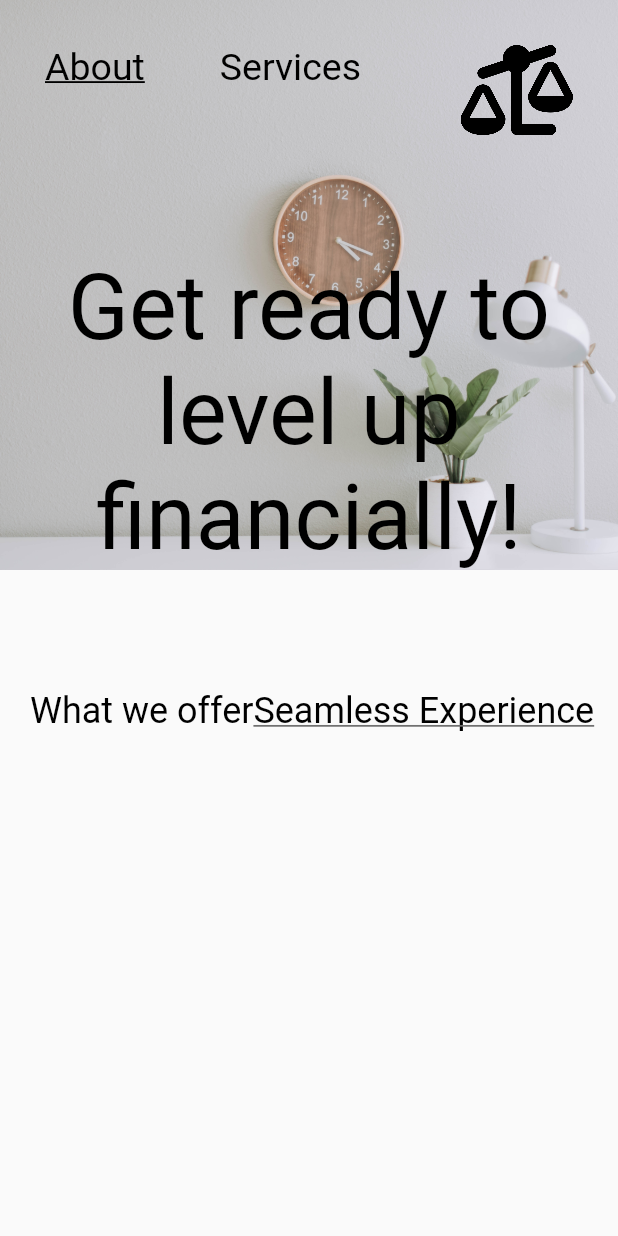
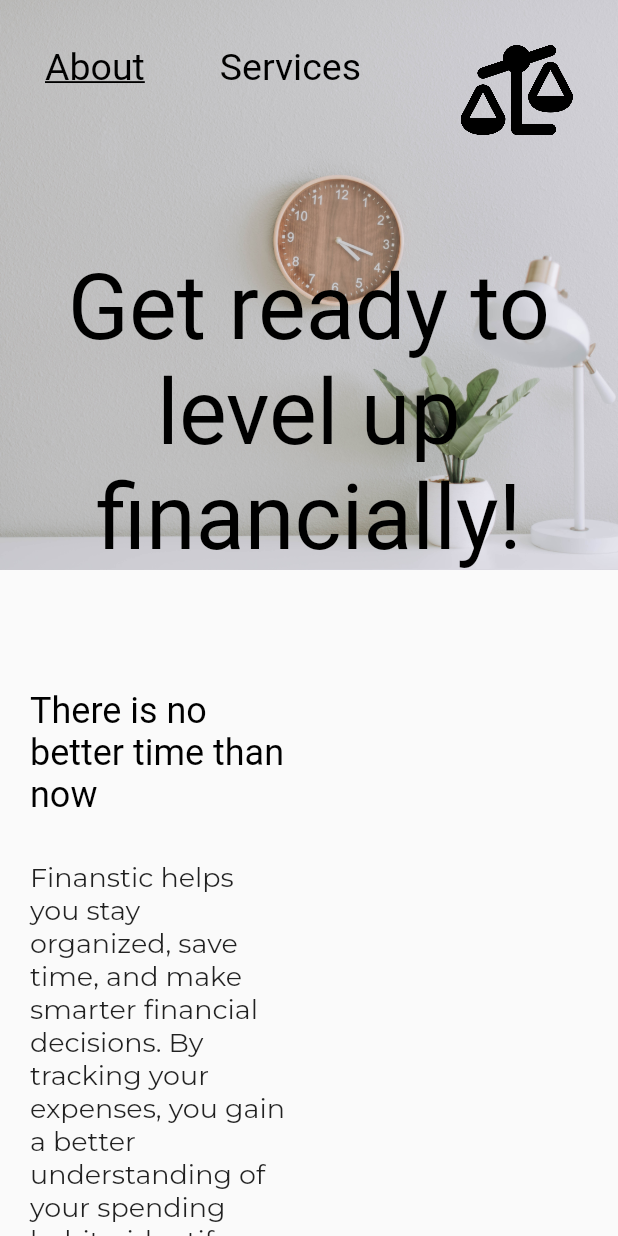
Before and after one commit to rishirizz/finanstic_website, a Flutter app: the AboutPageDesktop screen opened directly, on a phone screen of 412 x 824 dp. Run offline on Flutter 3.47's test engine with Material 2 defaults, Android fonts, the phone set to English and light mode, and no system bars; our stand-ins replace google_fonts; Roboto replaces fonts that are missing (Prompt).

Commit message:
Content for about page in desktop added.

```diff
--- a/lib/constants/constants.dart
+++ b/lib/constants/constants.dart
@@ -29,3 +29,5 @@ const String choosingCurrency =
     'One of the standout features of Finanstic is the ability for users to choose their own currency. This feature provides users with the flexibility to track their expenses in their preferred currency, regardless of where they are in the world.The app offers a wide range of currencies to choose from, including major global currencies such as the US dollar, euro, Japanese yen, British pound, and Swiss franc, as well as various other currencies from around the world. Users can select their preferred currency by simply searching for it or by browsing through the list of available options.';
 const String finansticDef =
     'Finanstic is a user-friendly mobile application that is designed to help users keep track of their daily expenses. The app offers an easy and efficient way for users to record and manage their expenses on a daily basis, thereby helping them to maintain their financial goals. Users can create their account on the app and set their budget according to their needs. The app provides various features such as expense tracking, categorization of expenses, and creating customized reports for better analysis. The app also provides graphical representations of expenses through charts and graphs, which allows users to easily understand their financial position. Additionally, users can set alerts and reminders to avoid overspending and stay on top of their finances. Finanstic provides a great way for users to monitor their spending habits and make informed financial decisions. It is an excellent tool for anyone who wants to take control of their finances and achieve their financial goals.';
+const String aboutPageContent =
+    'Finanstic helps you stay organized, save time, and make smarter financial decisions. By tracking your expenses, you gain a better understanding of your spending habits, identify areas where you can save money, and prioritize your financial goals. With Finanstic, you can easily monitor your cash flow, avoid overspending, and plan for unexpected expenses. It\'s an indispensable tool for achieving financial stability and creating a better financial future.';
--- a/lib/responsive/about_page/about_page_desktop.dart
+++ b/lib/responsive/about_page/about_page_desktop.dart
@@ -125,14 +125,30 @@ class _AboutPageDesktopState extends State<AboutPageDesktop> {
                     Row(
                       mainAxisAlignment: MainAxisAlignment.spaceBetween,
                       children: [
-                        Text(
-                          'What we offer',
-                          style: h2TextStyle(context).copyWith(
-                            decoration: TextDecoration.none,
+                        Expanded(
+                          child: Column(
+                            crossAxisAlignment: CrossAxisAlignment.start,
+                            children: [
+                              Text(
+                                'There is no better time than now',
+                                style: h2TextStyle(context).copyWith(
+                                  decoration: TextDecoration.none,
+                                ),
+                              ),
+                              const SizedBox(
+                                height: 30,
+                              ),
+                              const AboutContent(
+                                content: aboutPageContent,
+                              ),
+                            ],
                           ),
                         ),
-                        AboutHeading(
-                          heading: 'Seamless Experience',
+                        const SizedBox(
+                          width: 30,
+                        ),
+                        Expanded(
+                          child: SizedBox(),
                         ),
                       ],
                     ),
--- a/lib/responsive/home_page/home_page_desktop.dart
+++ b/lib/responsive/home_page/home_page_desktop.dart
@@ -140,6 +140,9 @@ class HomePageDesktop extends StatelessWidget {
                     AboutContent(
                       content: finansticDef,
                     ),
+                    SizedBox(
+                      height: 40,
+                    ),
                   ],
                 ),
               ),
--- a/lib/responsive/home_page/home_page_mobile.dart
+++ b/lib/responsive/home_page/home_page_mobile.dart
@@ -178,6 +178,9 @@ class _HomePageMobileState extends State<HomePageMobile>
                           AboutContent(
                             content: finansticDef,
                           ),
+                           SizedBox(
+                            height: 40,
+                          ),
                         ],
                       ),
                     ),
```
